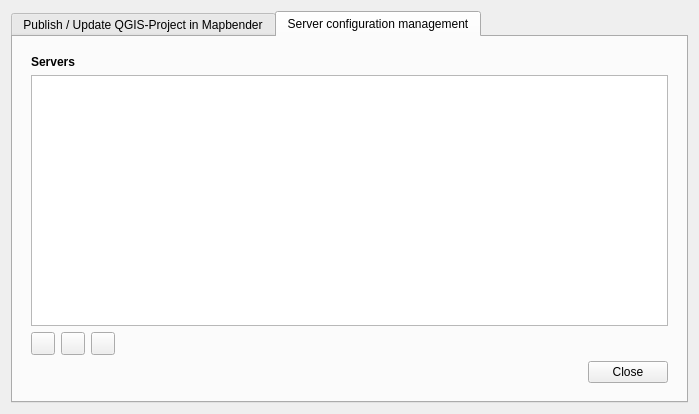
First picture: the form in mapbender_plugin/dialogs/ui/main_dialog.ui, repository WhereGroup/QGIS2Mapbender, before the edit.
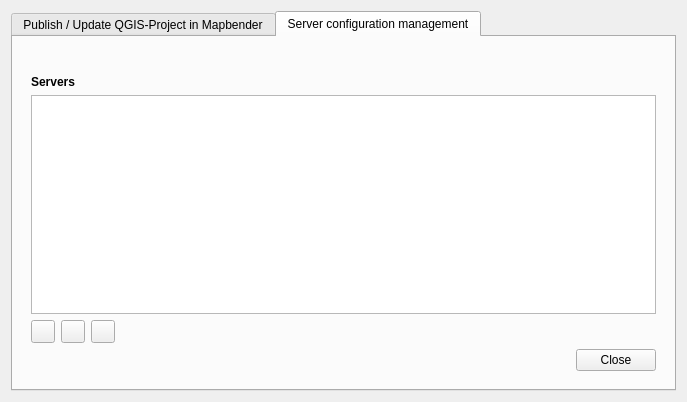
Second picture: the form after the edit. Icons and pictures are not drawn.

Commit message: update ui files (password line edit, asterisc on mandatory fields, url characters only)

```diff
--- a/mapbender_plugin/dialogs/ui/main_dialog.ui
+++ b/mapbender_plugin/dialogs/ui/main_dialog.ui
@@ -6,8 +6,8 @@
    <rect>
     <x>0</x>
     <y>0</y>
-    <width>699</width>
-    <height>414</height>
+    <width>687</width>
+    <height>402</height>
    </rect>
   </property>
   <property name="sizePolicy">
@@ -233,15 +233,14 @@
        <item>
         <widget class="QWidget" name="widget_2" native="true">
          <layout class="QGridLayout" name="gridLayout_2">
-          <item row="1" column="0" colspan="8">
-           <widget class="QTableWidget" name="serverTableWidget">
-            <property name="editTriggers">
-             <set>QAbstractItemView::NoEditTriggers</set>
-            </property>
-           </widget>
-          </item>
-          <item row="0" column="0">
+          <item row="1" column="0">
            <widget class="QLabel" name="serversLabel">
+            <property name="sizePolicy">
+             <sizepolicy hsizetype="Fixed" vsizetype="Fixed">
+              <horstretch>0</horstretch>
+              <verstretch>0</verstretch>
+             </sizepolicy>
+            </property>
             <property name="font">
              <font>
               <weight>75</weight>
@@ -253,7 +252,7 @@
             </property>
            </widget>
           </item>
-          <item row="2" column="0" colspan="4">
+          <item row="3" column="0" colspan="4">
            <layout class="QHBoxLayout" name="horizontalLayout_3">
             <item>
              <widget class="QToolButton" name="addServerConfigButton">
@@ -303,14 +302,14 @@
             </item>
            </layout>
           </item>
-          <item row="3" column="6" colspan="2">
+          <item row="4" column="6" colspan="2">
            <widget class="QDialogButtonBox" name="buttonBoxTab2">
             <property name="standardButtons">
              <set>QDialogButtonBox::Close</set>
             </property>
            </widget>
           </item>
-          <item row="0" column="7">
+          <item row="0" column="0">
            <widget class="QLabel" name="label_2">
             <property name="text">
              <string/>
@@ -319,7 +318,14 @@
              <pixmap>../../resources/icons/mapbender_ui_icon.png</pixmap>
             </property>
             <property name="alignment">
-             <set>Qt::AlignRight|Qt::AlignTrailing|Qt::AlignVCenter</set>
+             <set>Qt::AlignLeading|Qt::AlignLeft|Qt::AlignVCenter</set>
+            </property>
+           </widget>
+          </item>
+          <item row="2" column="0" colspan="8">
+           <widget class="QTableWidget" name="serverTableWidget">
+            <property name="editTriggers">
+             <set>QAbstractItemView::NoEditTriggers</set>
             </property>
            </widget>
           </item>
```
Left out of the diff: 174 changed lines with no effect on the pictures. The commit also changes 2 other files.
